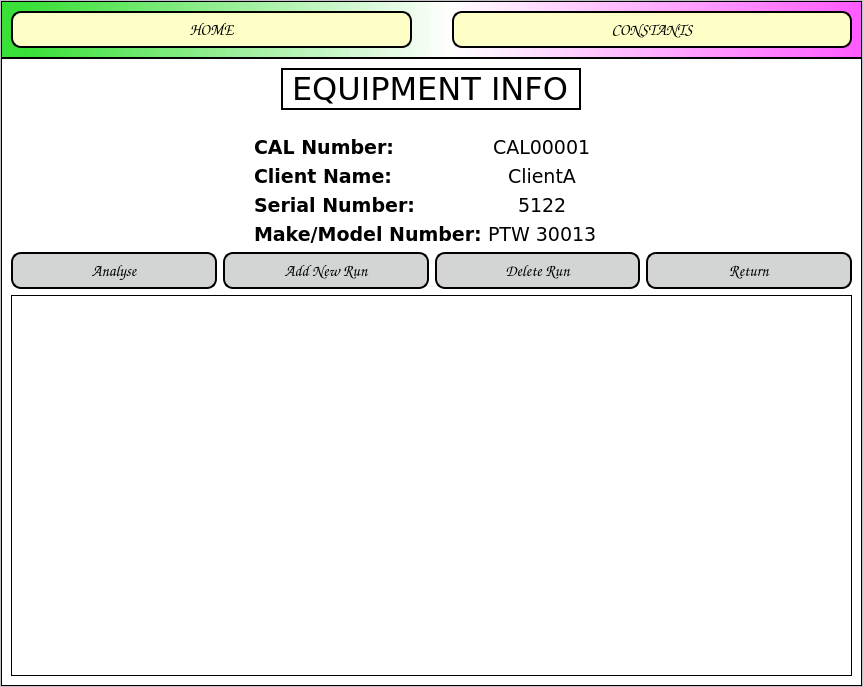
JasonLaux/DC-Boxjelly, file app/gui/main_window.ui: the form before one commit.
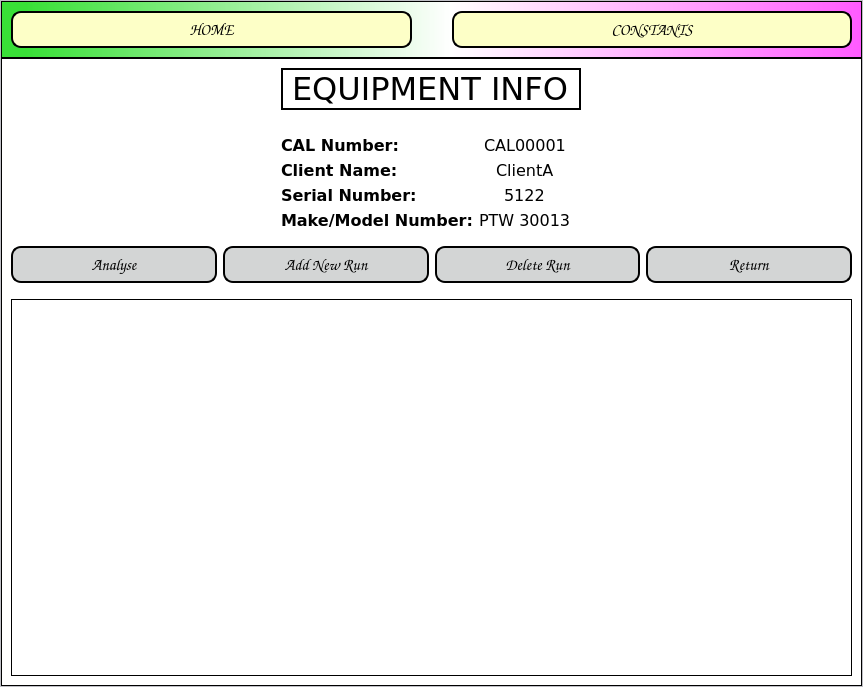
The form after the commit. The open tabs and pages were chosen to show the change.

Commit message: Edited font size, box width, cell alignments

```diff
--- a/app/gui/main_window.ui
+++ b/app/gui/main_window.ui
@@ -1197,7 +1197,7 @@
                     <property name="font">
                      <font>
                       <family>Verdana</family>
-                      <pointsize>14</pointsize>
+                      <pointsize>12</pointsize>
                       <weight>75</weight>
                       <bold>true</bold>
                      </font>
@@ -1212,7 +1212,7 @@
                     <property name="font">
                      <font>
                       <family>Verdana</family>
-                      <pointsize>14</pointsize>
+                      <pointsize>12</pointsize>
                       <weight>75</weight>
                       <bold>true</bold>
                      </font>
@@ -1227,7 +1227,7 @@
                     <property name="font">
                      <font>
                       <family>Verdana</family>
-                      <pointsize>14</pointsize>
+                      <pointsize>12</pointsize>
                       <weight>75</weight>
                       <bold>true</bold>
                      </font>
@@ -1242,7 +1242,7 @@
                     <property name="font">
                      <font>
                       <family>Verdana</family>
-                      <pointsize>14</pointsize>
+                      <pointsize>12</pointsize>
                       <weight>75</weight>
                       <bold>true</bold>
                      </font>
@@ -1261,7 +1261,7 @@
                     <property name="font">
                      <font>
                       <family>Verdana</family>
-                      <pointsize>14</pointsize>
+                      <pointsize>12</pointsize>
                      </font>
                     </property>
                     <property name="text">
@@ -1274,7 +1274,7 @@
                     <property name="font">
                      <font>
                       <family>Verdana</family>
-                      <pointsize>14</pointsize>
+                      <pointsize>12</pointsize>
                      </font>
                     </property>
                     <property name="text">
@@ -1287,7 +1287,7 @@
                     <property name="font">
                      <font>
                       <family>Verdana</family>
-                      <pointsize>14</pointsize>
+                      <pointsize>12</pointsize>
                      </font>
                     </property>
                     <property name="text">
@@ -1300,7 +1300,7 @@
                     <property name="font">
                      <font>
                       <family>Verdana</family>
-                      <pointsize>14</pointsize>
+                      <pointsize>12</pointsize>
                      </font>
                     </property>
                     <property name="text">
@@ -1328,6 +1328,22 @@
                 </item>
                </layout>
               </item>
+              <item>
+               <spacer name="verticalSpacer_3">
+                <property name="orientation">
+                 <enum>Qt::Vertical</enum>
+                </property>
+                <property name="sizeType">
+                 <enum>QSizePolicy::Fixed</enum>
+                </property>
+                <property name="sizeHint" stdset="0">
+                 <size>
+                  <width>20</width>
+                  <height>10</height>
+                 </size>
+                </property>
+               </spacer>
+              </item>
               <item>
                <layout class="QHBoxLayout" name="horizontalLayout_34">
                 <item>
@@ -1484,12 +1500,28 @@
                 </item>
                </layout>
               </item>
+              <item>
+               <spacer name="verticalSpacer_4">
+                <property name="orientation">
+                 <enum>Qt::Vertical</enum>
+                </property>
+                <property name="sizeType">
+                 <enum>QSizePolicy::Fixed</enum>
+                </property>
+                <property name="sizeHint" stdset="0">
+                 <size>
+                  <width>20</width>
+                  <height>10</height>
+                 </size>
+                </property>
+               </spacer>
+              </item>
               <item>
                <widget class="QTableView" name="runsTable">
                 <property name="font">
                  <font>
                   <family>Verdana</family>
-                  <pointsize>14</pointsize>
+                  <pointsize>12</pointsize>
                  </font>
                 </property>
                 <attribute name="verticalHeaderVisible">
```
Left out of the diff: 84 changed lines with no effect on the pictures. The commit also changes 5 other files.
